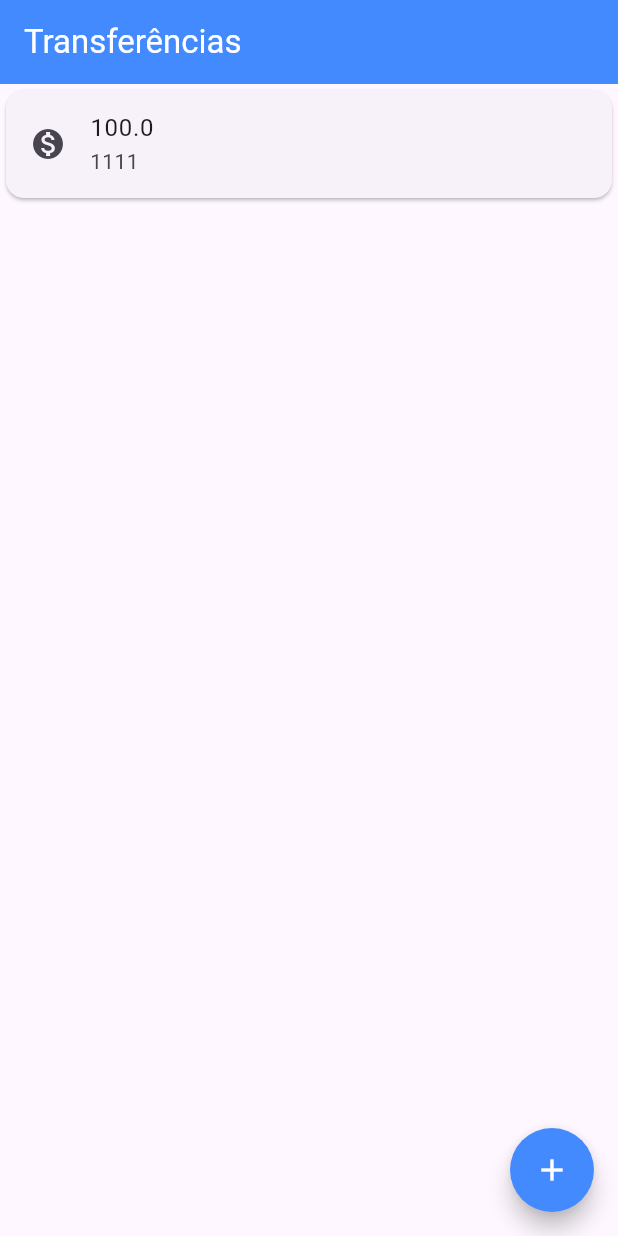
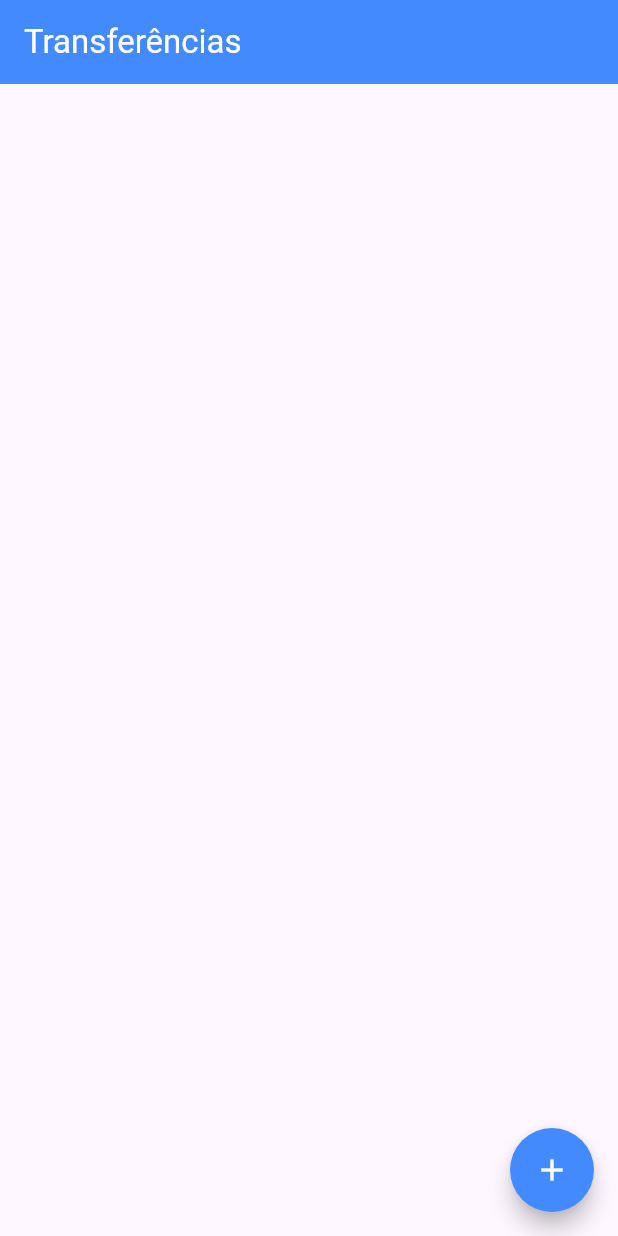
Before and after one commit to rogeriobgregorio/estudos-flutter, a Flutter app: the screen it shows after launch, on a phone screen of 412 x 824 dp. Run offline on Flutter 3.47's test engine with Material 3 defaults, Android fonts, the phone set to English and light mode, and no system bars.

Commit message:
feat: Add TransferListState class

```diff
--- a/bytebank/lib/main.dart
+++ b/bytebank/lib/main.dart
@@ -102,14 +102,20 @@ class Editor extends StatelessWidget {
   }
 }
 
-class TransferList extends StatelessWidget {
-  final List<Transfer> _transfers = List.empty(growable: true);
+class TransferList extends StatefulWidget {
+  const TransferList({super.key});
 
-  TransferList({super.key});
+  @override
+  State<StatefulWidget> createState() {
+    return TransferListState();
+  }
+}
+
+class TransferListState extends State<TransferList> {
+  final List<Transfer> _transfers = [];
 
   @override
   Widget build(BuildContext context) {
-    _transfers.add(Transfer(100.0, 1111));
     return Scaffold(
       appBar: AppBar(
         title: Text(
@@ -133,7 +139,11 @@ class TransferList extends StatelessWidget {
             return TransferForm();
           }));
           future.then((transferReceived) {
-            _transfers.add(transferReceived);
+            if (transferReceived != null) {
+              setState(() {
+                _transfers.add(transferReceived);
+              });
+            }
           });
         },
         backgroundColor: Colors.blueAccent,
```
